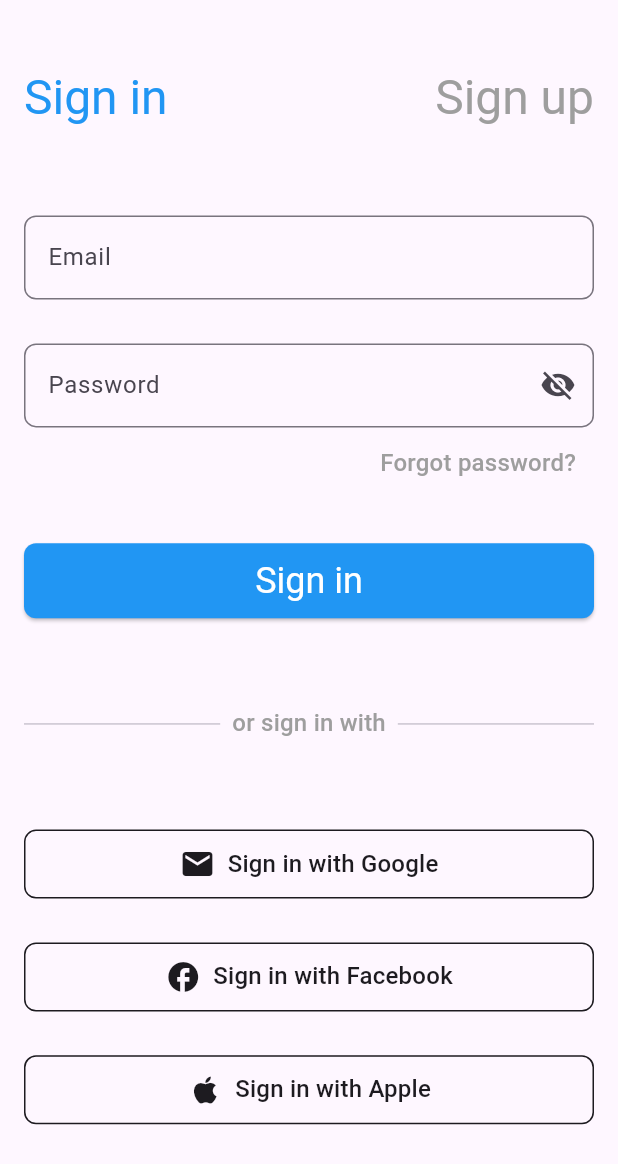
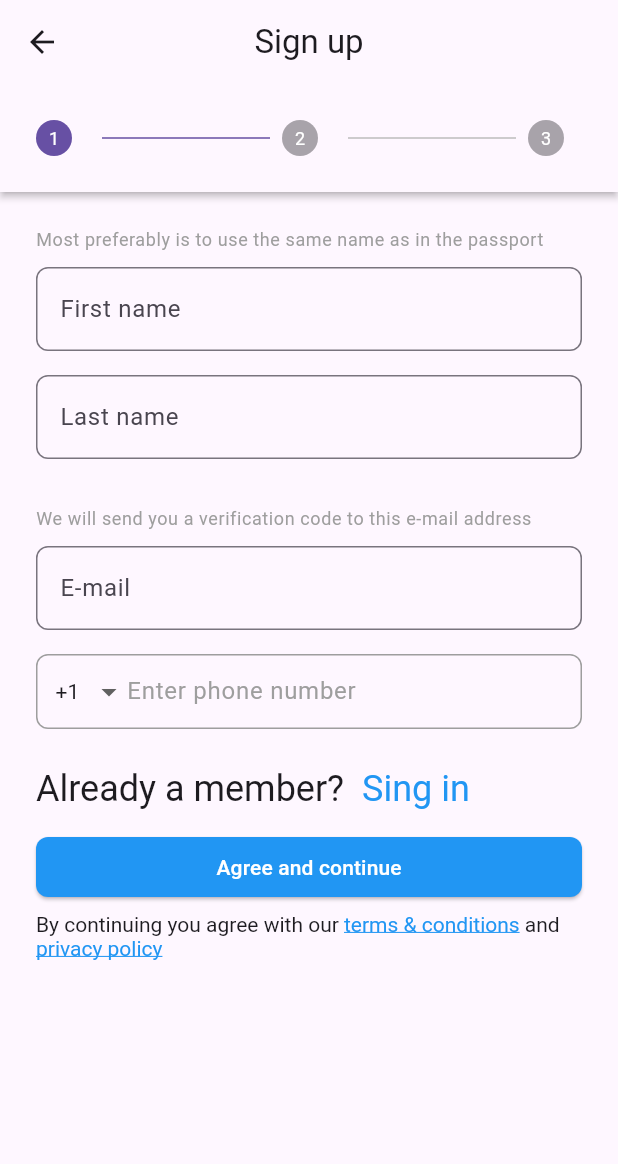
Before and after one commit to BekhruzMakhmudov/figma, a Flutter app: the SignInScreen screen opened directly, after a tap on "Sign up", on a phone screen of 412 x 824 dp. Shown: the top 1164 px of the screen. Run offline on Flutter 3.47's test engine with Material 3 defaults, Android fonts, the phone set to English and light mode, and no system bars; network calls fail.

Commit message:
Added new sign_up_screen with link_text in widget folder

```diff
--- a/lib/screen/house_screen.dart
+++ b/lib/screen/house_screen.dart
@@ -16,18 +16,23 @@ class _HouseScreenState extends State<HouseScreen> {
     return Scaffold(
       appBar: AppBar(
         title: GestureDetector(
-              onTap: () {},
-              child: Row(
-                children: [
-                  Icon(Icons.keyboard_arrow_left, size: 35),
-                  SizedBox(width: 4), // Space between icon and text
-                  Text(
-                    'Back',
-                    style: TextStyle(fontSize: 20),
-                  ),
-                ],
+          onTap: () {},
+          child: TextButton.icon(
+            onPressed: () {},
+            icon: Icon(
+              Icons.keyboard_arrow_left,
+              size: 35,
+              color: Theme.of(context).colorScheme.onSurface,
+            ),
+            label: Text(
+              'Back',
+              style: TextStyle(
+                fontSize: 20,
+                color: Theme.of(context).colorScheme.onSurface,
               ),
             ),
+          ),
+        ),
         centerTitle: false,
       ),
       body: SingleChildScrollView(
--- a/lib/screen/sign_in_screen.dart
+++ b/lib/screen/sign_in_screen.dart
@@ -1,3 +1,4 @@
+import 'package:figma/screen/sign_up_screen.dart';
 import 'package:figma/widget/social_button.dart';
 import 'package:flutter/material.dart';
 
@@ -59,7 +60,14 @@ class _SignInScreenState extends State<SignInScreen> {
                             ?.copyWith(color: Colors.blue)),
                   ),
                   GestureDetector(
-                    onTap: () {},
+                    onTap: () {
+                      Navigator.pushReplacement(
+                        context,
+                        MaterialPageRoute(
+                          builder: (context) => SignUpScreen(),
+                        ),
+                      );
+                    },
                     child: Text('Sign up',
                         style: Theme.of(context)
                             .textTheme
--- /dev/null
+++ b/lib/screen/sign_up_screen.dart
@@ -0,0 +1,444 @@
+import 'package:figma/screen/sign_in_screen.dart';
+import 'package:figma/widget/link_text.dart';
+import 'package:flutter/material.dart';
+
+class SignUpScreen extends StatefulWidget {
+  const SignUpScreen({super.key});
+  @override
+  State<SignUpScreen> createState() => _SignUpScreenState();
+}
+
+class _SignUpScreenState extends State<SignUpScreen> {
+  int currentStep = 0;
+  bool isValidPhone = true;
+  bool isValidEmail = false;
+  bool isVerificationCodeEmpty = true;
+  bool _obscureText1 = true;
+  bool _obscureText2 = true;
+  final _formKey1 = GlobalKey<FormState>();
+  final _formKey2 = GlobalKey<FormState>();
+  final _emailController = TextEditingController();
+  final _firstNameController = TextEditingController();
+  final _lastNameController = TextEditingController();
+  final _verificationController = TextEditingController();
+  final _passwordController = TextEditingController();
+  final _confirmPasswordController = TextEditingController();
+
+  String selectedCountryCode = '+1';
+  TextEditingController phoneController = TextEditingController();
+
+  final List<String> countryCodes = ['+1', '+44', '+91', '+61', '+81'];
+
+  @override
+  Widget build(BuildContext context) {
+    return Scaffold(
+      appBar: AppBar(
+        title: const Text("Sign up"),
+        centerTitle: true,
+        elevation: 0,
+      ),
+      body: Stepper(
+        type: StepperType.horizontal,
+        currentStep: currentStep,
+        onStepContinue: () {
+          if (currentStep < 2) {
+            if (_formKey1.currentState?.validate() ?? false) {
+              setState(() {
+                currentStep++;
+              });
+            }
+          } else if (_formKey2.currentState?.validate() ?? false) {}
+        },
+        onStepCancel: () {
+          if (currentStep > 0) {
+            setState(() {
+              currentStep--;
+            });
+          }
+        },
+        steps: _getSteps(),
+        controlsBuilder: (context, details) {
+          return Column(
+            crossAxisAlignment: CrossAxisAlignment.stretch,
+            children: [
+              Row(
+                children: [
+                  Text("Already a member?",
+                      style: Theme.of(context).textTheme.headlineSmall),
+                  TextButton(
+                    onPressed: () {
+                      Navigator.pushReplacement(
+                        context,
+                        MaterialPageRoute(
+                          builder: (context) => SignInScreen(),
+                        ),
+                      );
+                    },
+                    child: Text(
+                      "Sing in",
+                      style: Theme.of(context)
+                          .textTheme
+                          .headlineSmall
+                          ?.copyWith(color: Colors.blue),
+                    ),
+                  ),
+                ],
+              ),
+              SizedBox(height: 4),
+              ElevatedButton(
+                onPressed: currentStep == 1 && isVerificationCodeEmpty
+                    ? () {}
+                    : details.onStepContinue,
+                style: ElevatedButton.styleFrom(
+                  backgroundColor: currentStep == 1 && isVerificationCodeEmpty
+                      ? Colors.grey
+                      : Colors.blue,
+                  foregroundColor: Colors.white,
+                  shape: RoundedRectangleBorder(
+                    borderRadius: BorderRadius.circular(8),
+                  ),
+                ),
+                child: Text(
+                  switch (currentStep) {
+                    0 => "Agree and continue",
+                    2 => "Create account",
+                    _ => "Next"
+                  },
+                ),
+              ),
+              SizedBox(height: 6),
+              if (currentStep == 0)
+                RichText(
+                  text: TextSpan(
+                    children: [
+                      TextSpan(
+                        text: "By continuing you agree with our ",
+                        style: TextStyle(
+                            color: Theme.of(context).colorScheme.onSurface),
+                      ),
+                      linkText(text: "terms & conditions", onTap: () {}),
+                      TextSpan(
+                        text: " and ",
+                        style: TextStyle(
+                            color: Theme.of(context).colorScheme.onSurface),
+                      ),
+                      linkText(text: "privacy policy", onTap: () {}),
+                    ],
+                  ),
+                )
+              else
+                TextButton.icon(
+                  onPressed: details.onStepCancel,
+                  icon:
+                      const Icon(Icons.keyboard_arrow_left, color: Colors.blue),
+                  label: const Text(
+                    "Back",
+                    style: TextStyle(color: Colors.blue),
+                  ),
+                ),
+            ],
+          );
+        },
+      ),
+    );
+  }
+
+  List<Step> _getSteps() {
+    return [
+      ////////////////////////////////////////////////////////////////
+      Step(
+        title: Container(),
+        isActive: currentStep >= 0,
+        content: Form(
+          key: _formKey1,
+          child: Padding(
+            padding: const EdgeInsets.only(bottom: 16),
+            child: Column(
+              crossAxisAlignment: CrossAxisAlignment.start,
+              children: [
+                Text(
+                  "Most preferably is to use the same name as in the passport",
+                  style: Theme.of(context)
+                      .textTheme
+                      .bodySmall
+                      ?.copyWith(color: Colors.grey),
+                ),
+                const SizedBox(height: 10),
+                TextFormField(
+                  controller: _firstNameController,
+                  decoration: InputDecoration(
+                    hintText: "First name",
+                    border: OutlineInputBorder(
+                      borderRadius: BorderRadius.circular(8),
+                    ),
+                  ),
+                ),
+                SizedBox(height: 16),
+                TextFormField(
+                  controller: _lastNameController,
+                  decoration: InputDecoration(
+                    hintText: "Last name",
+                    border: OutlineInputBorder(
+                      borderRadius: BorderRadius.circular(8),
+                    ),
+                  ),
+                ),
+                SizedBox(height: 32),
+                Text(
+                  "We will send you a verification code to this e-mail address",
+                  style: Theme.of(context)
+                      .textTheme
+                      .bodySmall
+                      ?.copyWith(color: Colors.grey),
+                ),
+                const SizedBox(height: 10),
+                TextFormField(
+                  controller: _emailController,
+                  validator: (value) {
+                    if (value == null || value.isEmpty) {
+                      setState(() {
+                        isValidEmail = false;
+                      });
+                      return 'Email is required';
+                    }
+                    String pattern =
+                        r'^[a-zA-Z0-9._%+-]+@[a-zA-Z0-9.-]+\.[a-zA-Z]{2,}$';
+                    RegExp regex = RegExp(pattern);
+                    if (!regex.hasMatch(value)) {
+                      return 'Enter a valid email address';
+                    }
+                    setState(() {
+                      isValidEmail = true;
+                    });
+                    return null;
+                  },
+                  decoration: InputDecoration(
+                    hintText: "E-mail",
+                    suffixIcon: isValidEmail
+                        ? Icon(Icons.check, color: Colors.green)
+                        : null,
+                    border: OutlineInputBorder(
+                      borderRadius: BorderRadius.circular(8),
+                    ),
+                  ),
+                ),
+                SizedBox(height: 16),
+                Container(
+                  decoration: BoxDecoration(
+                    border: Border.all(
+                        color: isValidPhone
+                            ? Colors.grey
+                            : Theme.of(context).colorScheme.error),
+                    borderRadius: BorderRadius.circular(8),
+                  ),
+                  child: Row(
+                    children: [
+                      SizedBox(width: 12),
+                      DropdownButton<String>(
+                        value: selectedCountryCode,
+                        onChanged: (newValue) {
+                          setState(() {
+                            selectedCountryCode = newValue!;
+                          });
+                        },
+                        style: TextStyle(
+                          color: isValidPhone
+                              ? Theme.of(context).colorScheme.onSurface
+                              : Theme.of(context).colorScheme.error,
+                        ),
+                        underline: Container(),
+                        items: countryCodes
+                            .map<DropdownMenuItem<String>>((String value) {
+                          return DropdownMenuItem<String>(
+                            value: value,
+                            child: Text(value),
+                          );
+                        }).toList(),
+                      ),
+                      Expanded(
+                        child: TextFormField(
+                          controller: phoneController,
+                          keyboardType: TextInputType.phone,
+                          maxLength: 9,
+                          validator: (value) {
+                            if (value == null || value.isEmpty) {
+                              setState(() {
+                                isValidPhone = false;
+                              });
+                              return 'Phone number is required';
+                            }
+                            if (value.length != 9) {
+                              setState(() {
+                                isValidPhone = false;
+                              });
+                              return 'Phone number should be exactly 9 digits';
+                            }
+                            setState(() {
+                              isValidPhone = true;
+                            });
+                            return null;
+                          },
+                          decoration: InputDecoration(
+                            hintText: 'Enter phone number',
+                            counterText: "",
+                            isDense: true,
+                            border: InputBorder.none,
+                            hintStyle: TextStyle(
+                                color: isValidPhone
+                                    ? Colors.grey
+                                    : Theme.of(context).colorScheme.error),
+                          ),
+                        ),
+                      ),
+                    ],
+                  ),
+                ),
+              ],
+            ),
+          ),
+        ),
+      ),
+      ////////////////////////////////////////////////////////////////
+      Step(
+        title: Container(),
+        isActive: currentStep >= 1,
+        content: Padding(
+          padding: const EdgeInsets.only(bottom: 16),
+          child: Column(
+            crossAxisAlignment: CrossAxisAlignment.start,
+            children: [
+              Text(
+                "Enter verification code from received e-mail",
+                style: Theme.of(context)
+                    .textTheme
+                    .bodySmall
+                    ?.copyWith(color: Colors.grey),
+              ),
+              const SizedBox(height: 10),
+              TextFormField(
+                controller: _verificationController,
+                onChanged: (value) {
+                  if (value.isEmpty) {
+                    setState(() {
+                      isVerificationCodeEmpty = true;
+                    });
+                  } else if (isVerificationCodeEmpty) {
+                    setState(() {
+                      isVerificationCodeEmpty = false;
+                    });
+                  }
+                },
+                decoration: InputDecoration(
+                  labelText: "Verification code",
+                  border: OutlineInputBorder(
+                    borderRadius: BorderRadius.circular(8),
+                  ),
+                ),
+              ),
+              const SizedBox(height: 10),
+              RichText(
+                text: TextSpan(
+                  children: [
+                    TextSpan(
+                      text:
+                          "Didn't receive an email? Check your spam folder or ",
+                      style: TextStyle(
+                        color: Theme.of(context).colorScheme.onSurface,
+                      ),
+                    ),
+                    linkText(
+                        text: "resend verification e-mail in 00:59",
+                        onTap: () {}),
+                  ],
+                ),
+              ),
+            ],
+          ),
+        ),
+      ),
+      ////////////////////////////////////////////////////////////////
+      Step(
+        title: Container(),
+        isActive: currentStep >= 2,
+        content: Padding(
+          padding: const EdgeInsets.only(bottom: 16),
+          child: Form(
+            key: _formKey2,
+            child: Column(
+              children: [
+                TextFormField(
+                  controller: _passwordController,
+                  obscureText: _obscureText1,
+                  validator: (value) {
+                    if (value == null || value.isEmpty) {
+                      return 'Password is required';
+                    }
+                    String pattern = r'^(?=.*[A-Z])(?=.*\d)[A-Za-z\d]{8,}$';
+                    RegExp regExp = RegExp(pattern);
+                    if (!regExp.hasMatch(value)) {
+                      return 'Password must have 1 capital, 8+ characters, 1 number';
+                    }
+                    return null;
+                  },
+                  decoration: InputDecoration(
+                    labelText: "Set up password",
+                    suffixIcon: IconButton(
+                      icon: Icon(
+                        _obscureText1 ? Icons.visibility_off : Icons.visibility,
+                      ),
+                      onPressed: () {
+                        setState(
+                          () {
+                            _obscureText1 = !_obscureText1;
+                          },
+                        );
+                      },
+                    ),
+                    border: OutlineInputBorder(
+                      borderRadius: BorderRadius.circular(8),
+                    ),
+                  ),
+                ),
+                SizedBox(height: 16),
+                TextFormField(
+                  controller: _confirmPasswordController,
+                  obscureText: _obscureText2,
+                  validator: (value) {
+                    if (value == null || value.isEmpty) {
+                      return 'Please confirm your password';
+                    }
+                    if (value != _passwordController.text) {
+                      return 'Passwords do not match';
+                    }
+                    return null;
+                  },
+                  decoration: InputDecoration(
+                    labelText: "Confirm password",
+                    suffixIcon: IconButton(
+                      icon: Icon(
+                        _obscureText2 ? Icons.visibility_off : Icons.visibility,
+                      ),
+                      onPressed: () {
+                        setState(
+                          () {
+                            _obscureText2 = !_obscureText2;
+                          },
+                        );
+                      },
+                    ),
+                    border: OutlineInputBorder(
+                      borderRadius: BorderRadius.circular(8),
+                    ),
+                  ),
+                ),
+                const SizedBox(height: 10),
+                const Text(
+                    "Password must have: 1 capital, 8+ characters, 1 number"),
+              ],
+            ),
+          ),
+        ),
+      ),
+    ];
+  }
+}
--- /dev/null
+++ b/lib/widget/link_text.dart
@@ -0,0 +1,13 @@
+import 'package:flutter/gestures.dart';
+import 'package:flutter/material.dart';
+
+TextSpan linkText({required String text,required VoidCallback onTap}) {
+  return TextSpan(
+    text: text,
+    recognizer: TapGestureRecognizer()..onTap = onTap,
+    style: TextStyle(
+      color: Colors.blue,
+      decoration: TextDecoration.underline,
+    ),
+  );
+}
```
